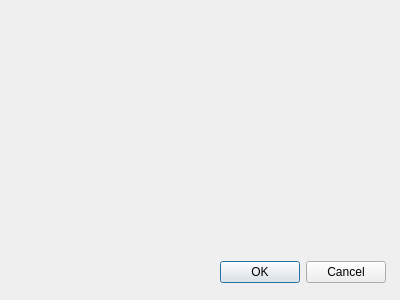
First picture: the form in cameratestdialog.ui, repository qy-tech/QFactoryTest, before the edit.
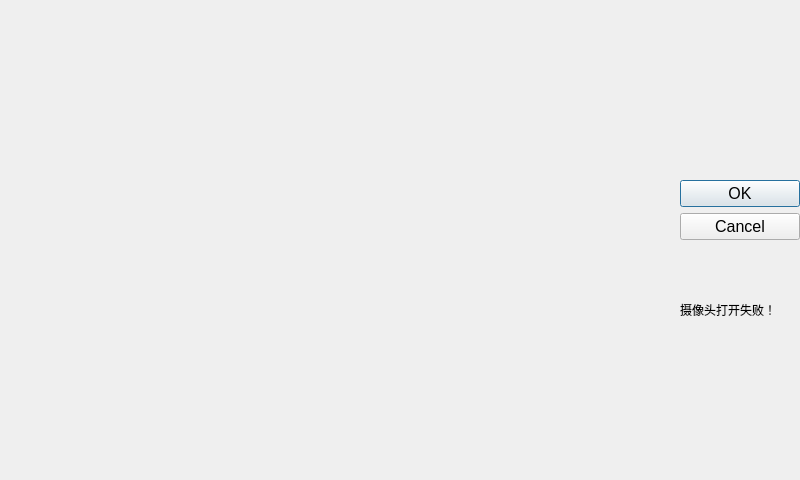
Second picture: the form after the edit.

Diff of the .ui file:
```diff
--- a/cameratestdialog.ui
+++ b/cameratestdialog.ui
@@ -6,8 +6,8 @@
    <rect>
     <x>0</x>
     <y>0</y>
-    <width>400</width>
-    <height>300</height>
+    <width>800</width>
+    <height>480</height>
    </rect>
   </property>
   <property name="windowTitle">
@@ -16,14 +16,52 @@
   <widget class="QDialogButtonBox" name="buttonBox">
    <property name="geometry">
     <rect>
-     <x>220</x>
-     <y>260</y>
-     <width>166</width>
-     <height>24</height>
+     <x>680</x>
+     <y>180</y>
+     <width>120</width>
+     <height>100</height>
     </rect>
    </property>
+   <property name="sizePolicy">
+    <sizepolicy hsizetype="Fixed" vsizetype="Expanding">
+     <horstretch>0</horstretch>
+     <verstretch>0</verstretch>
+    </sizepolicy>
+   </property>
+   <property name="font">
+    <font>
+     <pointsize>12</pointsize>
+    </font>
+   </property>
+   <property name="layoutDirection">
+    <enum>Qt::LeftToRight</enum>
+   </property>
+   <property name="orientation">
+    <enum>Qt::Vertical</enum>
+   </property>
    <property name="standardButtons">
     <set>QDialogButtonBox::Cancel|QDialogButtonBox::Ok</set>
+   </property>
+   <property name="centerButtons">
+    <bool>false</bool>
+   </property>
+  </widget>
+  <widget class="QLabel" name="statuLabel">
+   <property name="geometry">
+    <rect>
+     <x>680</x>
+     <y>270</y>
+     <width>100</width>
+     <height>80</height>
+    </rect>
+   </property>
+   <property name="font">
+    <font>
+     <pointsize>9</pointsize>
+    </font>
+   </property>
+   <property name="text">
+    <string>摄像头打开失败！</string>
    </property>
   </widget>
  </widget>
```
